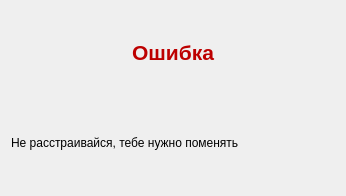
The window that error.ui (Helsing02/Graph-Builder) describes before a commit, drawn with Qt 5.
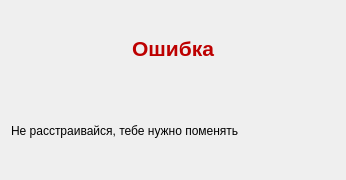
The same window after the commit.

```diff
--- a/error.ui
+++ b/error.ui
@@ -7,7 +7,7 @@
     <x>0</x>
     <y>0</y>
     <width>346</width>
-    <height>196</height>
+    <height>180</height>
    </rect>
   </property>
   <property name="windowTitle">
```
